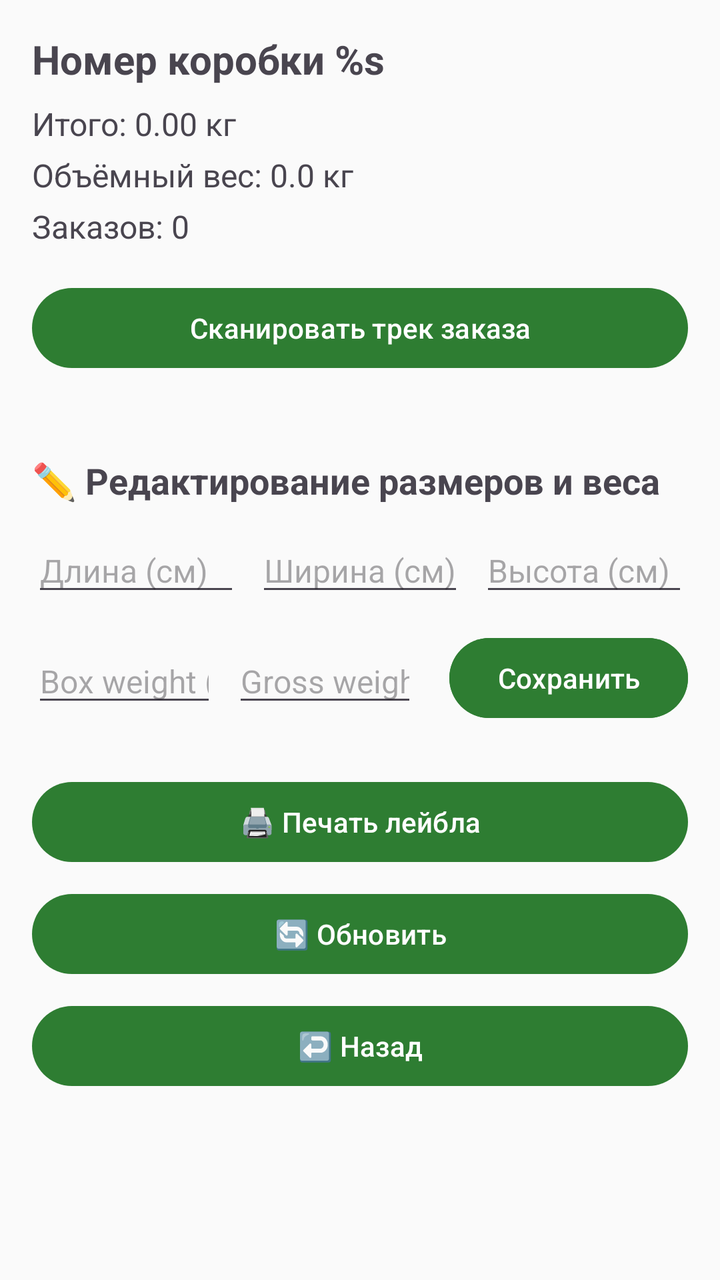
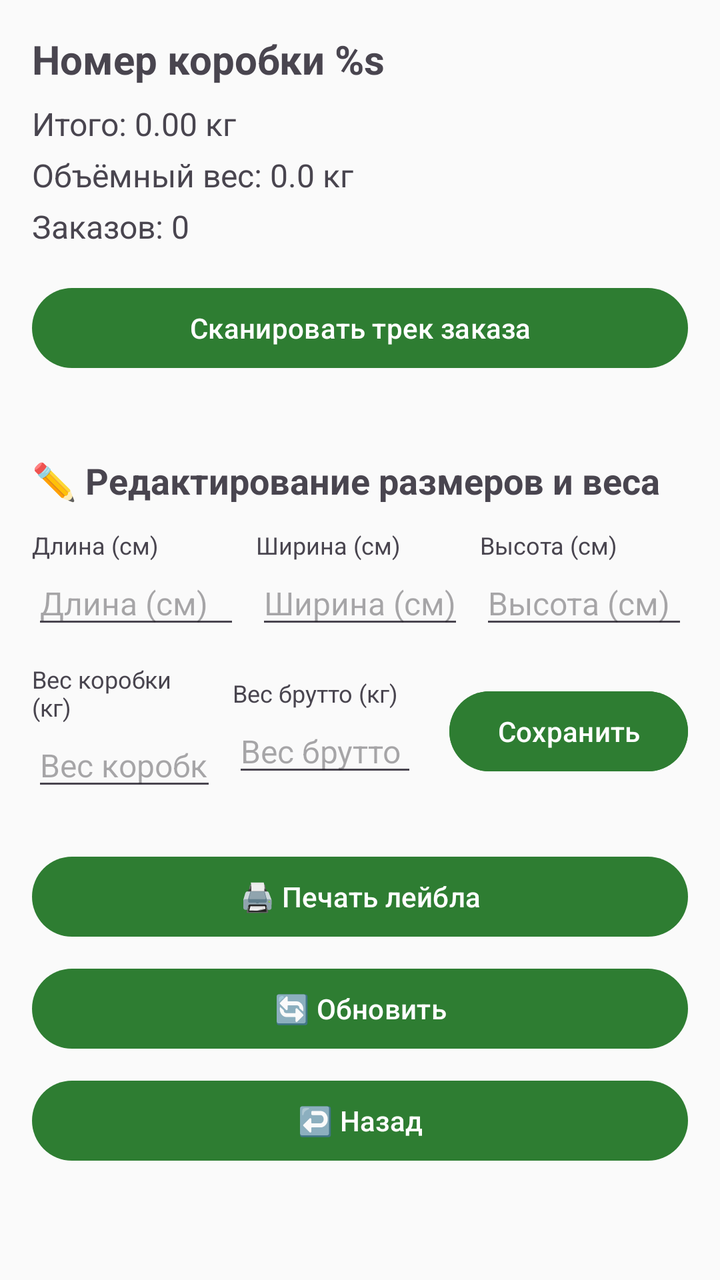

An Android layout rendered at two revisions. The XML below is the earlier revision; the diff shows what the commit changed to produce the second picture.
<!-- AndroidManifest.xml: application theme Theme.FastScan -->
<!-- res/layout/fragment_box_detail.xml -->
<?xml version="1.0" encoding="utf-8"?>
<androidx.core.widget.NestedScrollView
    xmlns:android="http://schemas.android.com/apk/res/android"
    android:layout_width="match_parent"
    android:layout_height="match_parent"
    android:fillViewport="true">

    <LinearLayout
        android:layout_width="match_parent"
        android:layout_height="wrap_content"
        android:orientation="vertical"
        android:padding="16dp">

        
        <TextView
            android:id="@+id/tvBoxNumber"
            android:layout_width="wrap_content"
            android:layout_height="wrap_content"
            android:text="@string/box_track"
            android:textSize="20sp"
            android:textStyle="bold" />

        <TextView
            android:id="@+id/tvGrossWeight"
            android:layout_width="wrap_content"
            android:layout_height="wrap_content"
            android:text="@string/total_weight"
            android:textSize="16sp"
            android:layout_marginTop="8dp" />

        <TextView
            android:id="@+id/tvVWeight"
            android:layout_width="wrap_content"
            android:layout_height="wrap_content"
            android:text="Объёмный вес: 0.0 кг"
            android:textSize="16sp"
            android:layout_marginTop="4dp" />

        <TextView
            android:id="@+id/tvOrderCount"
            android:layout_width="wrap_content"
            android:layout_height="wrap_content"
            android:text="@string/orders"
            android:textSize="16sp"
            android:layout_marginTop="4dp" />

        
        <Button
            android:id="@+id/btnAddOrder"
            android:layout_width="match_parent"
            android:layout_height="wrap_content"
            android:layout_marginTop="16dp"
            android:text="@string/scan_track" />

        
        <ProgressBar
            android:id="@+id/progressBar"
            android:layout_width="wrap_content"
            android:layout_height="wrap_content"
            android:layout_gravity="center"
            android:visibility="gone"
            android:layout_marginTop="16dp" />

        
        <androidx.recyclerview.widget.RecyclerView
            android:id="@+id/rvOrders"
            android:layout_width="match_parent"
            android:layout_height="wrap_content"
            android:layout_marginTop="16dp"
            android:nestedScrollingEnabled="false" />

        
        <LinearLayout
            android:layout_width="match_parent"
            android:layout_height="wrap_content"
            android:orientation="vertical"
            android:layout_marginTop="24dp">

            <TextView
                android:layout_width="wrap_content"
                android:layout_height="wrap_content"
                android:text="@string/edit_dimensions_and_weight"
                android:textStyle="bold"
                android:textSize="18sp" />

            <LinearLayout
                android:layout_width="match_parent"
                android:layout_height="wrap_content"
                android:orientation="horizontal"
                android:layout_marginTop="12dp"
                android:gravity="center_vertical">

                <EditText
                    android:id="@+id/etLength"
                    android:layout_width="0dp"
                    android:layout_weight="1"
                    android:layout_height="wrap_content"
                    android:selectAllOnFocus="true"
                    android:hint="@string/length"
                    android:inputType="number"
                    android:textSize="16sp" />

                <EditText
                    android:id="@+id/etWidth"
                    android:layout_width="0dp"
                    android:layout_weight="1"
                    android:layout_height="wrap_content"
                    android:selectAllOnFocus="true"
                    android:hint="@string/width"
                    android:inputType="number"
                    android:textSize="16sp"
                    android:layout_marginHorizontal="8dp" />

                <EditText
                    android:id="@+id/etHeight"
                    android:layout_width="0dp"
                    android:layout_weight="1"
                    android:layout_height="wrap_content"
                    android:selectAllOnFocus="true"
                    android:hint="@string/height"
                    android:inputType="number"
                    android:textSize="16sp" />
            </LinearLayout>

            <LinearLayout
                android:layout_width="match_parent"
                android:layout_height="wrap_content"
                android:orientation="horizontal"
                android:layout_marginTop="12dp"
                android:gravity="center_vertical">

                <EditText
                    android:id="@+id/etBoxTareWeight"
                    android:layout_width="0dp"
                    android:layout_weight="1"
                    android:layout_height="wrap_content"
                    android:selectAllOnFocus="true"
                    android:hint="@string/box_tare_weight"
                    android:inputType="numberDecimal"
                    android:textSize="16sp" />

                <EditText
                    android:id="@+id/etGrossWeight"
                    android:layout_width="0dp"
                    android:layout_weight="1"
                    android:layout_height="wrap_content"
                    android:layout_marginStart="8dp"
                    android:selectAllOnFocus="true"
                    android:hint="@string/gross_weight_total"
                    android:inputType="numberDecimal"
                    android:textSize="16sp" />

                <Button
                    android:id="@+id/btnSaveSizes"
                    android:layout_width="wrap_content"
                    android:layout_height="wrap_content"
                    android:layout_marginStart="16dp"
                    android:text="@string/save"
                    android:backgroundTint="@color/app_primary"
                    android:textColor="@color/app_on_primary" />
            </LinearLayout>
        </LinearLayout>

        
        <Button
            android:id="@+id/btnPrint"
            android:layout_width="match_parent"
            android:layout_height="wrap_content"
            android:layout_marginTop="24dp"
            android:text="@string/print_label" />

        <Button
            android:id="@+id/btnRefresh"
            android:layout_width="match_parent"
            android:layout_height="wrap_content"
            android:layout_marginTop="8dp"
            android:text="@string/refresh" />

        <Button
            android:id="@+id/btnBack"
            android:layout_width="match_parent"
            android:layout_height="wrap_content"
            android:layout_marginTop="8dp"
            android:text="@string/back" />

    </LinearLayout>
</androidx.core.widget.NestedScrollView>
<!-- resources referenced by this layout -->
<resources>
  <color name="app_on_primary">#FFFFFF</color>
  <color name="app_primary">#2E7D32</color>
  <string name="back">↩️ Hазад</string>
  <string name="box_tare_weight">Box weight (kg)</string>
  <string name="box_track">Номер коробки %s</string>
  <string name="edit_dimensions_and_weight">✏️ Редактирование размеров и веса</string>
  <string name="gross_weight_total">Gross weight (kg)</string>
  <string name="height">Высота (см)</string>
  <string name="length">Длина (см)</string>
  <string name="orders">Заказов: 0</string>
  <string name="print_label">🖨️ Печать лейбла</string>
  <string name="refresh">🔄 Обновить</string>
  <string name="save">Сохранить</string>
  <string name="scan_track">Сканировать трек заказа</string>
  <string name="total_weight">Итого: 0.00 кг</string>
  <string name="width">Ширина (см)</string>
  <style name="Theme.FastScan" parent="Theme.Material3.DayNight.NoActionBar">
  
          
          <item name="colorPrimary">@color/app_primary</item>
          <item name="colorPrimaryVariant">@color/app_primary_dark</item>
          <item name="colorOnPrimary">@color/app_on_primary</item>
  
          <item name="colorSecondary">@color/app_primary</item>
          <item name="colorOnSecondary">@color/app_on_primary</item>
          <item name="colorSurface">@color/app_surface</item>
          <item name="colorOnSurface">@color/app_text_primary</item>
          <item name="colorOnSurfaceVariant">@color/app_text_secondary</item>
          <item name="colorOutline">@color/card_stroke</item>
          <item name="android:colorBackground">@color/app_background</item>
          <item name="android:windowBackground">@color/app_background</item>
          <item name="android:navigationBarColor">@color/app_surface</item>
  
          
          <item name="android:statusBarColor">@color/app_primary_dark</item>
          <item name="android:windowLightStatusBar">false</item>
  
      </style>
  <color name="app_primary_dark">#1B5E20</color>
  <color name="app_surface">#FFFFFF</color>
  <color name="app_text_primary">#212121</color>
  <color name="app_text_secondary">#616161</color>
  <color name="card_stroke">#D7DDD8</color>
  <color name="app_background">#FAFAFA</color>
</resources>

<!-- the commit's change to res/layout/fragment_box_detail.xml (unified diff, before → after) -->
@@ -90,36 +90,75 @@
                 android:layout_marginTop="12dp"
                 android:gravity="center_vertical">
 
-                <EditText
-                    android:id="@+id/etLength"
-                    android:layout_width="0dp"
-                    android:layout_weight="1"
-                    android:layout_height="wrap_content"
-                    android:selectAllOnFocus="true"
-                    android:hint="@string/length"
-                    android:inputType="number"
-                    android:textSize="16sp" />
-
-                <EditText
-                    android:id="@+id/etWidth"
-                    android:layout_width="0dp"
-                    android:layout_weight="1"
-                    android:layout_height="wrap_content"
-                    android:selectAllOnFocus="true"
-                    android:hint="@string/width"
-                    android:inputType="number"
-                    android:textSize="16sp"
-                    android:layout_marginHorizontal="8dp" />
-
-                <EditText
-                    android:id="@+id/etHeight"
-                    android:layout_width="0dp"
-                    android:layout_weight="1"
-                    android:layout_height="wrap_content"
-                    android:selectAllOnFocus="true"
-                    android:hint="@string/height"
-                    android:inputType="number"
-                    android:textSize="16sp" />
+                <LinearLayout
+                    android:layout_width="0dp"
+                    android:layout_weight="1"
+                    android:layout_height="wrap_content"
+                    android:orientation="vertical">
+
+                    <TextView
+                        android:layout_width="wrap_content"
+                        android:layout_height="wrap_content"
+                        android:text="@string/length"
+                        android:textColor="?android:textColorSecondary"
+                        android:textSize="12sp" />
+
+                    <EditText
+                        android:id="@+id/etLength"
+                        android:layout_width="match_parent"
+                        android:layout_height="wrap_content"
+                        android:selectAllOnFocus="true"
+                        android:hint="@string/length"
+                        android:inputType="number"
+                        android:textSize="16sp" />
+                </LinearLayout>
+
+                <LinearLayout
+                    android:layout_width="0dp"
+                    android:layout_weight="1"
+                    android:layout_height="wrap_content"
+                    android:layout_marginHorizontal="8dp"
+                    android:orientation="vertical">
+
+                    <TextView
+                        android:layout_width="wrap_content"
+                        android:layout_height="wrap_content"
+                        android:text="@string/width"
+                        android:textColor="?android:textColorSecondary"
+                        android:textSize="12sp" />
+
+                    <EditText
+                        android:id="@+id/etWidth"
+                        android:layout_width="match_parent"
+                        android:layout_height="wrap_content"
+                        android:selectAllOnFocus="true"
+                        android:hint="@string/width"
+                        android:inputType="number"
+                        android:textSize="16sp" />
+                </LinearLayout>
+
+                <LinearLayout
+                    android:layout_width="0dp"
+                    android:layout_weight="1"
+                    android:layout_height="wrap_content"
+                    android:orientation="vertical">
+
+                    <TextView
+                        android:layout_width="wrap_content"
+                        android:layout_height="wrap_content"
+                        android:text="@string/height"
+                        android:textColor="?android:textColorSecondary"
+                        android:textSize="12sp" />
+
+                    <EditText
+                        android:id="@+id/etHeight"
+                        android:layout_width="match_parent"
+                        android:layout_height="wrap_content"
+                        android:selectAllOnFocus="true"
+                        android:hint="@string/height"
+                        android:inputType="number"
+                        android:textSize="16sp" />
+                </LinearLayout>
             </LinearLayout>
 
             <LinearLayout
@@ -129,26 +168,52 @@
                 android:layout_marginTop="12dp"
                 android:gravity="center_vertical">
 
-                <EditText
-                    android:id="@+id/etBoxTareWeight"
-                    android:layout_width="0dp"
-                    android:layout_weight="1"
-                    android:layout_height="wrap_content"
-                    android:selectAllOnFocus="true"
-                    android:hint="@string/box_tare_weight"
-                    android:inputType="numberDecimal"
-                    android:textSize="16sp" />
-
-                <EditText
-                    android:id="@+id/etGrossWeight"
+                <LinearLayout
+                    android:layout_width="0dp"
+                    android:layout_weight="1"
+                    android:layout_height="wrap_content"
+                    android:orientation="vertical">
+
+                    <TextView
+                        android:layout_width="wrap_content"
+                        android:layout_height="wrap_content"
+                        android:text="@string/box_tare_weight"
+                        android:textColor="?android:textColorSecondary"
+                        android:textSize="12sp" />
+
+                    <EditText
+                        android:id="@+id/etBoxTareWeight"
+                        android:layout_width="match_parent"
+                        android:layout_height="wrap_content"
+                        android:selectAllOnFocus="true"
+                        android:hint="@string/box_tare_weight"
+                        android:inputType="numberDecimal"
+                        android:textSize="16sp" />
+                </LinearLayout>
+
+                <LinearLayout
                     android:layout_width="0dp"
                     android:layout_weight="1"
                     android:layout_height="wrap_content"
                     android:layout_marginStart="8dp"
-                    android:selectAllOnFocus="true"
-                    android:hint="@string/gross_weight_total"
-                    android:inputType="numberDecimal"
-                    android:textSize="16sp" />
+                    android:orientation="vertical">
+
+                    <TextView
+                        android:layout_width="wrap_content"
+                        android:layout_height="wrap_content"
+                        android:text="@string/gross_weight_total"
+                        android:textColor="?android:textColorSecondary"
+                        android:textSize="12sp" />
+
+                    <EditText
+                        android:id="@+id/etGrossWeight"
+                        android:layout_width="match_parent"
+                        android:layout_height="wrap_content"
+                        android:selectAllOnFocus="true"
+                        android:hint="@string/gross_weight_total"
+                        android:inputType="numberDecimal"
+                        android:textSize="16sp" />
+                </LinearLayout>
 
                 <Button
                     android:id="@+id/btnSaveSizes"
<!-- resource entries referenced after the edit -->
@@ -3,10 +3,10 @@
   <color name="app_on_primary">#FFFFFF</color>
   <color name="app_primary">#2E7D32</color>
   <string name="back">↩️ Hазад</string>
-  <string name="box_tare_weight">Box weight (kg)</string>
+  <string name="box_tare_weight">Вес коробки (кг)</string>
   <string name="box_track">Номер коробки %s</string>
   <string name="edit_dimensions_and_weight">✏️ Редактирование размеров и веса</string>
-  <string name="gross_weight_total">Gross weight (kg)</string>
+  <string name="gross_weight_total">Вес брутто (кг)</string>
   <string name="height">Высота (см)</string>
   <string name="length">Длина (см)</string>
   <string name="orders">Заказов: 0</string>
